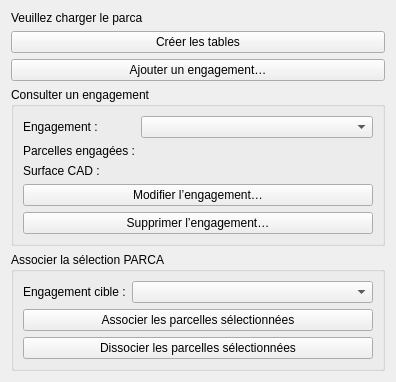
Qt form qsequoia2/modules/engagement_fiscaux/engagement_fiscaux.ui (SequoiApp/Qsequoia2) before a commit.
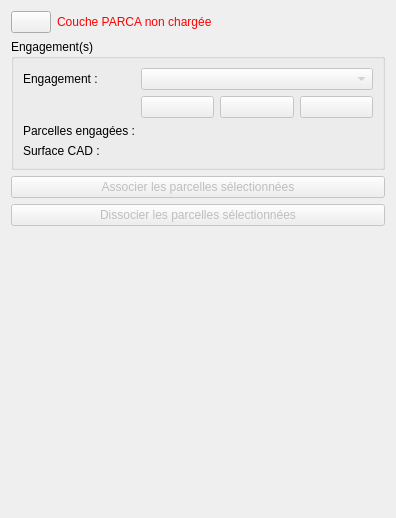
The same form after that commit.

Commit message: Refactor engagement-fiscaux module UI and Class, create a general class for db

```diff
--- a/qsequoia2/modules/engagement_fiscaux/engagement_fiscaux.ui
+++ b/qsequoia2/modules/engagement_fiscaux/engagement_fiscaux.ui
@@ -7,35 +7,48 @@
     <x>0</x>
     <y>0</y>
     <width>396</width>
-    <height>349</height>
+    <height>518</height>
    </rect>
   </property>
   <layout class="QVBoxLayout" name="vbox_engagement_fiscaux">
    <item>
-    <widget class="QLabel" name="lbl_status">
+    <layout class="QHBoxLayout" name="hbox_topbar">
+     <item>
+      <widget class="QPushButton" name="btn_refresh">
+       <property name="toolTip">
+        <string>&lt;html&gt;&lt;head/&gt;&lt;body&gt;&lt;p&gt;Recharger la couche PARCA&lt;/p&gt;&lt;/body&gt;&lt;/html&gt;</string>
+       </property>
      <property name="text">
-      <string>Veuillez charger le parca</string>
+        <string/>
      </property>
     </widget>
    </item>
    <item>
-    <widget class="QPushButton" name="btn_create_tables">
+      <widget class="QLabel" name="lbl_parca_status">
      <property name="text">
-      <string>Créer les tables</string>
+        <string>&lt;html&gt;&lt;head/&gt;&lt;body&gt;&lt;p&gt;&lt;span style=&quot; color:#ff0000;&quot;&gt;Couche PARCA non chargée&lt;/span&gt;&lt;/p&gt;&lt;/body&gt;&lt;/html&gt;</string>
      </property>
     </widget>
    </item>
    <item>
-    <widget class="QPushButton" name="btn_add_engagement">
-     <property name="text">
-      <string>Ajouter un engagement…</string>
-     </property>
-    </widget>
+      <spacer name="hspace_topbar">
+       <property name="orientation">
+        <enum>Qt::Horizontal</enum>
+       </property>
+       <property name="sizeHint" stdset="0">
+        <size>
+         <width>40</width>
+         <height>20</height>
+        </size>
+       </property>
+      </spacer>
+     </item>
+    </layout>
    </item>
    <item>
     <widget class="QGroupBox" name="grp_selection">
      <property name="title">
-      <string>Consulter un engagement</string>
+      <string>Engagement(s)</string>
      </property>
      <layout class="QFormLayout" name="form_selection">
       <item row="0" column="0">
@@ -46,23 +59,73 @@
        </widget>
       </item>
       <item row="0" column="1">
+       <layout class="QHBoxLayout" name="horizontalLayout">
+        <item>
        <widget class="QComboBox" name="cb_engagements">
+          <property name="enabled">
+           <bool>false</bool>
+          </property>
+          <property name="toolTip">
+           <string>Liste des engagements</string>
+          </property>
         <property name="placeholderText">
          <string>Choisir un engagement...</string>
         </property>
        </widget>
       </item>
-      <item row="1" column="0">
-       <widget class="QLabel" name="lbl_parcels">
-        <property name="text">
-         <string>Parcelles engagées :</string>
-        </property>
-       </widget>
+       </layout>
       </item>
       <item row="1" column="1">
-       <widget class="QLabel" name="lbl_parcel_count"/>
+       <layout class="QHBoxLayout" name="horizontalLayout_2">
+        <item>
+         <widget class="QPushButton" name="btn_add">
+          <property name="enabled">
+           <bool>false</bool>
+          </property>
+          <property name="toolTip">
+           <string>Ajout d'engagement</string>
+          </property>
+          <property name="text">
+           <string/>
+          </property>
+         </widget>
+        </item>
+        <item>
+         <widget class="QPushButton" name="btn_edit">
+          <property name="enabled">
+           <bool>false</bool>
+          </property>
+          <property name="toolTip">
+           <string>Edition d'engagement</string>
+          </property>
+          <property name="text">
+           <string/>
+          </property>
+         </widget>
+        </item>
+        <item>
+         <widget class="QPushButton" name="btn_delete">
+          <property name="enabled">
+           <bool>false</bool>
+          </property>
+          <property name="toolTip">
+           <string>Suppression d'engagement</string>
+          </property>
+          <property name="text">
+           <string/>
+          </property>
+         </widget>
+        </item>
+       </layout>
       </item>
       <item row="2" column="0">
+       <widget class="QLabel" name="lbl_parcels">
+        <property name="text">
+         <string>Parcelles engagées :</string>
+        </property>
+       </widget>
+      </item>
+      <item row="3" column="0">
        <widget class="QLabel" name="lbl_area">
         <property name="text">
          <string>Surface CAD :</string>
@@ -70,19 +133,16 @@
        </widget>
       </item>
       <item row="2" column="1">
-       <widget class="QLabel" name="lbl_area_value"/>
-      </item>
-      <item row="3" column="0" colspan="2">
-       <widget class="QPushButton" name="btn_edit">
-        <property name="text">
-         <string>Modifier l’engagement…</string>
+       <widget class="QLabel" name="lbl_parcel_count">
+        <property name="toolTip">
+         <string>Parcelles concernées</string>
         </property>
        </widget>
       </item>
-      <item row="4" column="0" colspan="2">
-       <widget class="QPushButton" name="btn_delete">
-        <property name="text">
-         <string>Supprimer l’engagement…</string>
+      <item row="3" column="1">
+       <widget class="QLabel" name="lbl_area_value">
+        <property name="toolTip">
+         <string>Surface cadastrale concernée</string>
         </property>
        </widget>
       </item>
@@ -90,40 +150,23 @@
     </widget>
    </item>
    <item>
-    <widget class="QGroupBox" name="grp_assignment">
-     <property name="title">
-      <string>Associer la sélection PARCA</string>
-     </property>
-     <layout class="QFormLayout" name="form_assignment">
-      <item row="0" column="0">
-       <widget class="QLabel" name="lbl_target">
-        <property name="text">
-         <string>Engagement cible :</string>
-        </property>
-       </widget>
-      </item>
-      <item row="0" column="1">
-       <widget class="QComboBox" name="cb_target">
-        <property name="placeholderText">
-         <string>Choisir un engagement...</string>
-        </property>
-       </widget>
-      </item>
-      <item row="1" column="0" colspan="2">
        <widget class="QPushButton" name="btn_link_parcels">
+     <property name="enabled">
+      <bool>false</bool>
+     </property>
         <property name="text">
          <string>Associer les parcelles sélectionnées</string>
         </property>
        </widget>
       </item>
-      <item row="2" column="0" colspan="2">
+   <item>
        <widget class="QPushButton" name="btn_unlink_parcels">
+     <property name="enabled">
+      <bool>false</bool>
+     </property>
         <property name="text">
          <string>Dissocier les parcelles sélectionnées</string>
         </property>
-       </widget>
-      </item>
-     </layout>
     </widget>
    </item>
    <item>
```
Lines whose indentation alone changed are shown as unchanged. The commit also changes 9 other files.
